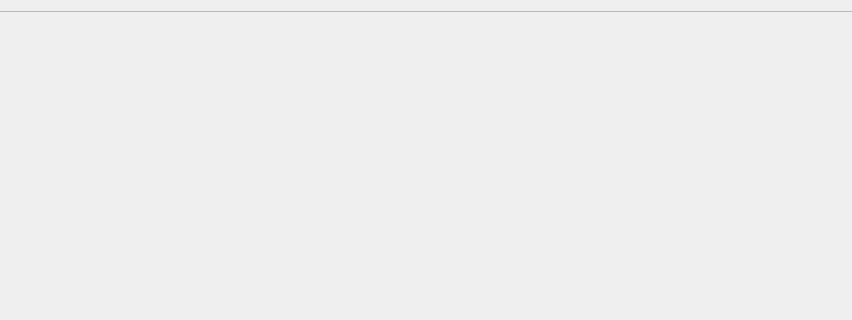
The window that src/ui/pages/rooms_page.ui (BeCuber/Turnomatic) describes before a commit, drawn with Qt 5; both pictures show x 242 to 1094 and y 0 to 320 of the 1336 by 891 pixel window.
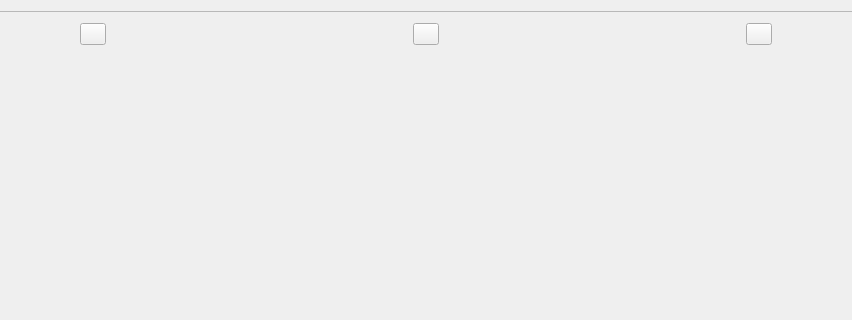
The same window after the commit.

Commit message: Add header to RoomPage. Now it is posible to navigate between weeks. Connect to db only volunteers with no room assigned

Diff of the .ui file:
```diff
--- a/src/ui/pages/rooms_page.ui
+++ b/src/ui/pages/rooms_page.ui
@@ -31,7 +31,22 @@
         <height>871</height>
        </rect>
       </property>
-      <layout class="QVBoxLayout" name="verticalLayout_2" stretch="1,6">
+      <layout class="QVBoxLayout" name="verticalLayout_2" stretch="0,10">
+       <property name="spacing">
+        <number>3</number>
+       </property>
+       <property name="leftMargin">
+        <number>0</number>
+       </property>
+       <property name="topMargin">
+        <number>2</number>
+       </property>
+       <property name="rightMargin">
+        <number>0</number>
+       </property>
+       <property name="bottomMargin">
+        <number>4</number>
+       </property>
        <item>
         <widget class="QWidget" name="widgetHeader" native="true">
          <property name="sizePolicy">
@@ -40,7 +55,74 @@
            <verstretch>0</verstretch>
           </sizepolicy>
          </property>
-         <layout class="QHBoxLayout" name="horizontalLayout_3"/>
+         <layout class="QHBoxLayout" name="horizontalLayout_3">
+          <item>
+           <widget class="QPushButton" name="btnPrevious">
+            <property name="maximumSize">
+             <size>
+              <width>26</width>
+              <height>26</height>
+             </size>
+            </property>
+            <property name="cursor">
+             <cursorShape>PointingHandCursor</cursorShape>
+            </property>
+            <property name="text">
+             <string/>
+            </property>
+            <property name="iconSize">
+             <size>
+              <width>24</width>
+              <height>24</height>
+             </size>
+            </property>
+           </widget>
+          </item>
+          <item>
+           <widget class="QPushButton" name="btnGoToDate">
+            <property name="maximumSize">
+             <size>
+              <width>26</width>
+              <height>26</height>
+             </size>
+            </property>
+            <property name="cursor">
+             <cursorShape>PointingHandCursor</cursorShape>
+            </property>
+            <property name="text">
+             <string/>
+            </property>
+            <property name="iconSize">
+             <size>
+              <width>24</width>
+              <height>24</height>
+             </size>
+            </property>
+           </widget>
+          </item>
+          <item>
+           <widget class="QPushButton" name="btnNext">
+            <property name="maximumSize">
+             <size>
+              <width>26</width>
+              <height>26</height>
+             </size>
+            </property>
+            <property name="cursor">
+             <cursorShape>PointingHandCursor</cursorShape>
+            </property>
+            <property name="text">
+             <string/>
+            </property>
+            <property name="iconSize">
+             <size>
+              <width>24</width>
+              <height>24</height>
+             </size>
+            </property>
+           </widget>
+          </item>
+         </layout>
         </widget>
        </item>
        <item>
```
The commit also changes 16 other files.
